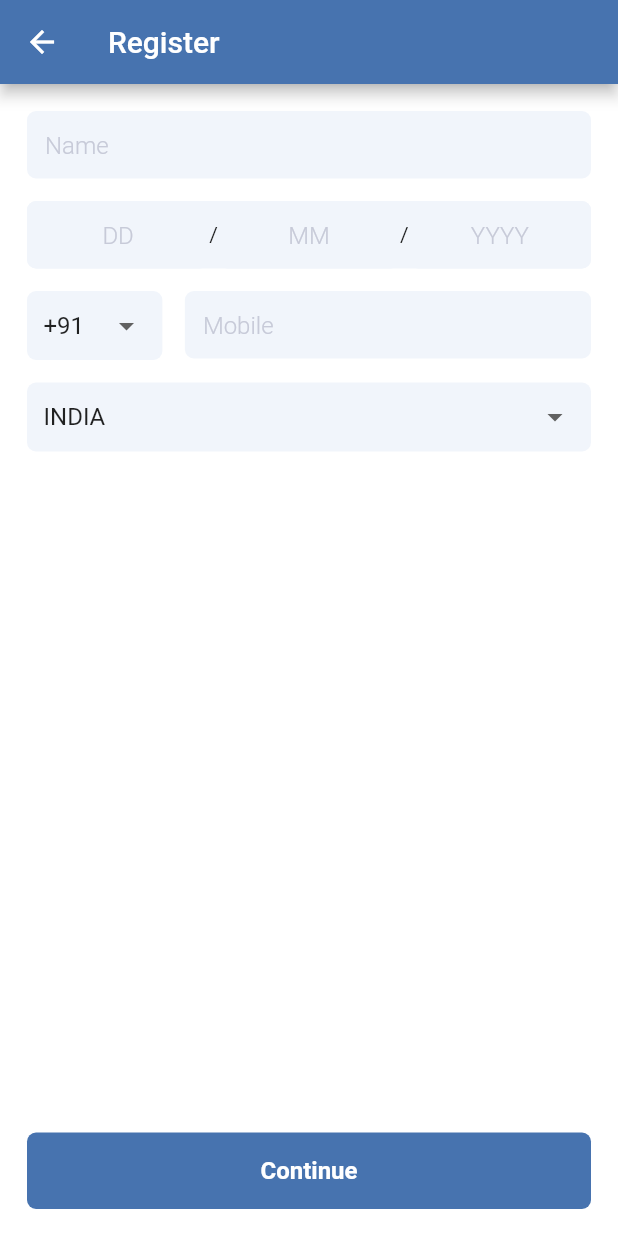
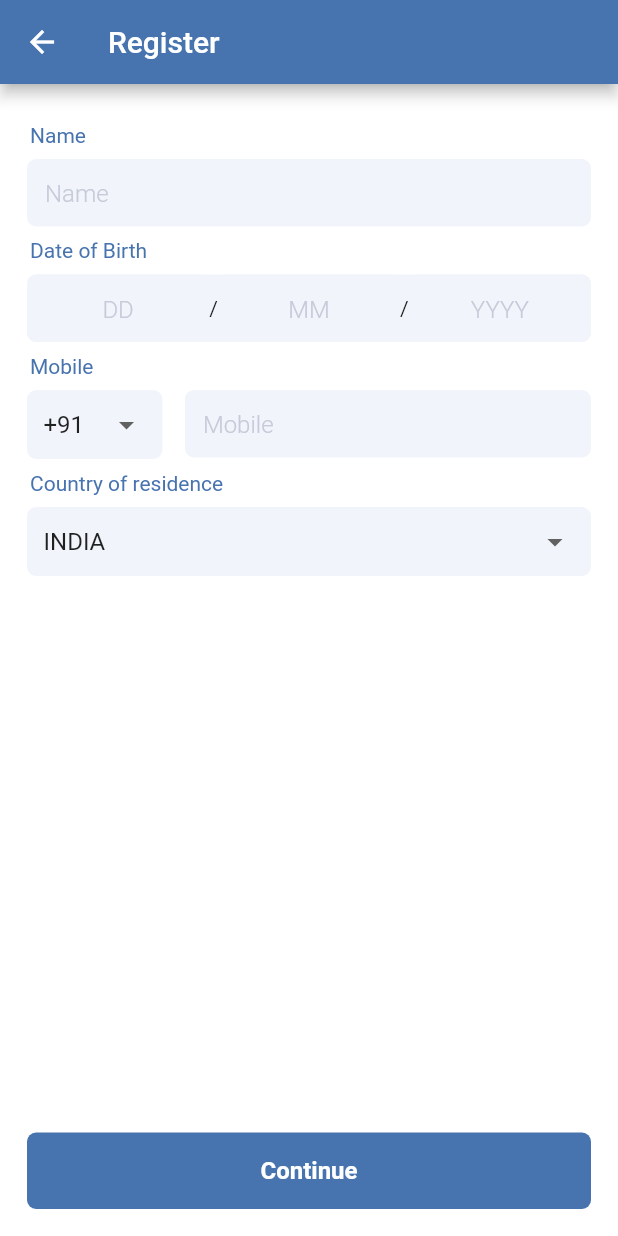
Before and after one commit to Wise-Economy/strabo, a Flutter app: the RegisterScreen screen opened directly with empty values, on a phone screen of 412 x 824 dp. Run offline on Flutter 3.47's test engine with Material 2 defaults, Android fonts, the phone set to English and light mode, and no system bars; our stand-ins replace flutter_svg, google_sign_in, rxdart, shared_preferences, webview_flutter; accounts and stored records are empty.

Commit message:
Added labels to input fields in register form

```diff
--- a/lib/common/constants.dart
+++ b/lib/common/constants.dart
@@ -7,7 +7,7 @@ class Constants {
   static const LOCAL_PIN = 'LOCAL_PIN';
 
   //Customer ID
-  static const CUSTOMER_ID = '239699917143017727';
+  static const CUSTOMER_ID = '247010348656232993';
 
   //Credentials
   static const APP_APP_ID = 'dIfKml_n1eaqh1Ji_Gk-4joshjWZpFM374LBSnnCy7o';
--- a/lib/screens/RegisterScreen.dart
+++ b/lib/screens/RegisterScreen.dart
@@ -56,6 +56,13 @@ class _RegisterScreenState extends State<RegisterScreen> {
                             mainAxisAlignment: MainAxisAlignment.start,
                             crossAxisAlignment: CrossAxisAlignment.start,
                             children: <Widget>[
+                              Padding(
+                                padding: const EdgeInsets.symmetric(horizontal: 2, vertical: 8),
+                                child: Text('Name',
+                                    style: TextStyle(
+                                      color: Theme.of(context).primaryColor,
+                                    )),
+                              ),
                               StreamBuilder(
                                 stream: _register.userNameStream,
                                 builder: (context, snapshot) {
@@ -95,7 +102,13 @@ class _RegisterScreenState extends State<RegisterScreen> {
                                   );
                                 },
                               ),
-                              const SizedBox(height: 15),
+                              Padding(
+                                padding: const EdgeInsets.symmetric(horizontal: 2, vertical: 8),
+                                child: Text('Date of Birth',
+                                    style: TextStyle(
+                                      color: Theme.of(context).primaryColor,
+                                    )),
+                              ),
                               Container(
                                 decoration: BoxDecoration(
                                   color: Color.fromRGBO(241, 245, 251, 1),
@@ -231,7 +244,13 @@ class _RegisterScreenState extends State<RegisterScreen> {
                                   return SizedBox.shrink();
                                 },
                               ),
-                              const SizedBox(height: 15),
+                              Padding(
+                                padding: const EdgeInsets.symmetric(horizontal: 2, vertical: 8),
+                                child: Text('Mobile',
+                                    style: TextStyle(
+                                      color: Theme.of(context).primaryColor,
+                                    )),
+                              ),
                               Container(
                                 child: Row(
                                   crossAxisAlignment: CrossAxisAlignment.start,
@@ -287,7 +306,13 @@ class _RegisterScreenState extends State<RegisterScreen> {
                                   ],
                                 ),
                               ),
-                              const SizedBox(height: 15),
+                              Padding(
+                                padding: const EdgeInsets.symmetric(horizontal: 2, vertical: 8),
+                                child: Text('Country of residence',
+                                    style: TextStyle(
+                                      color: Theme.of(context).primaryColor,
+                                    )),
+                              ),
                               CountryOptions(register: _register),
                               const SizedBox(height: 15),
                             ],
```
